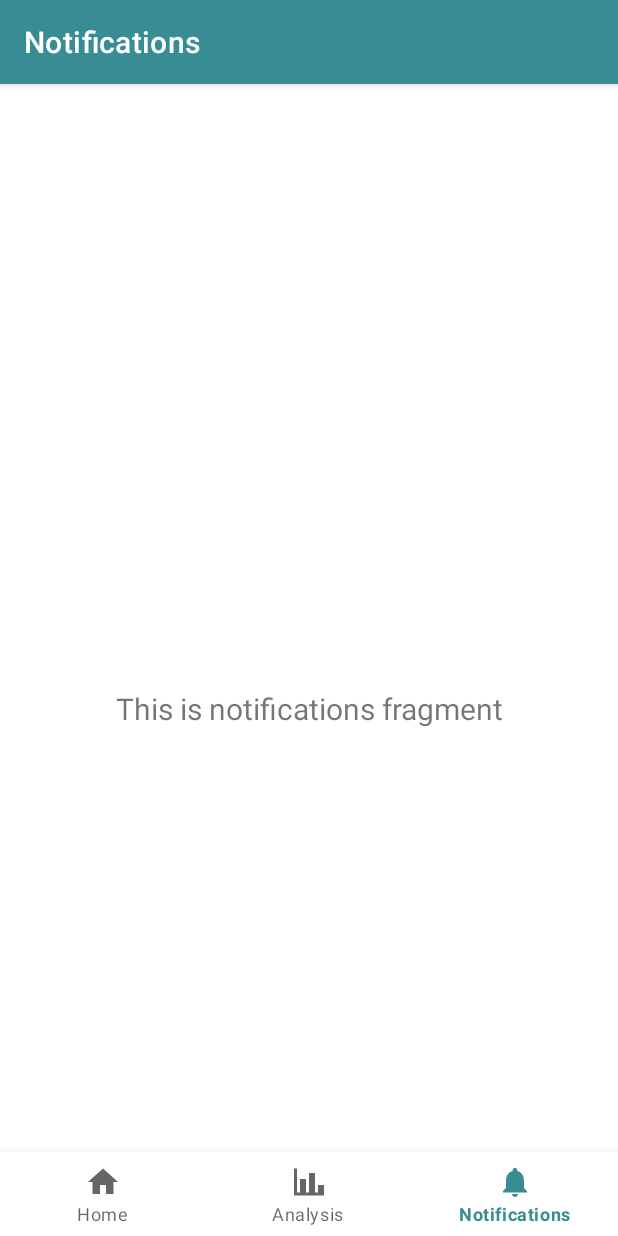
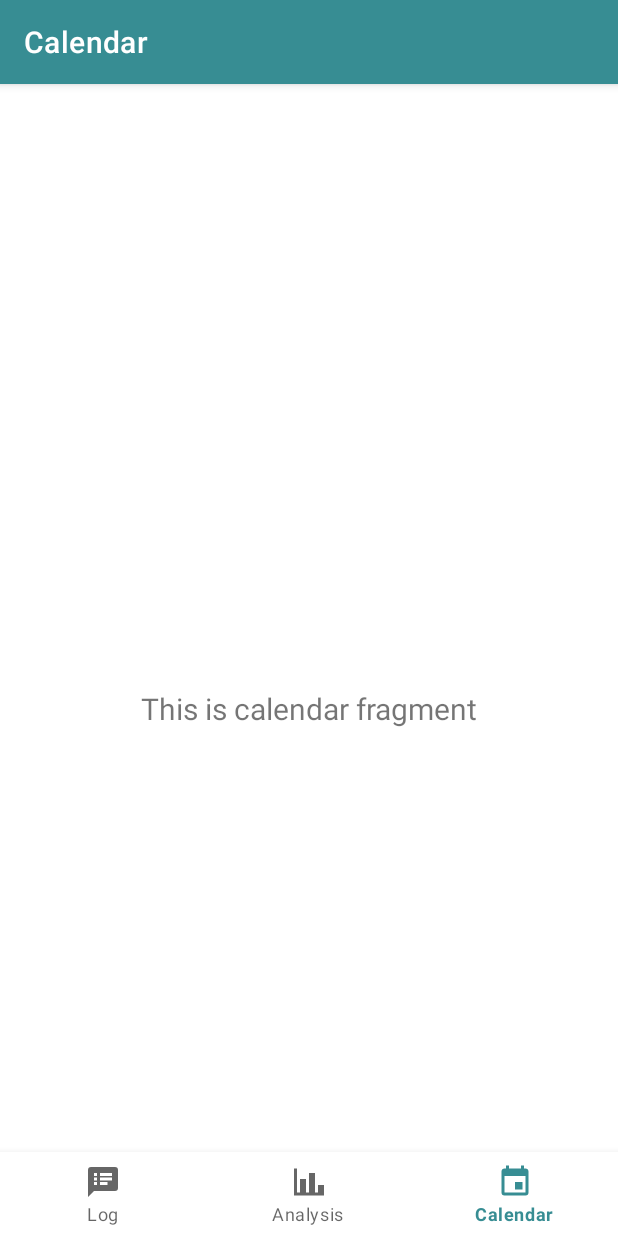
Before and after one commit to alakhalil/Mobile-interactions, an Android app: the CalendarFragment screen opened through its navigation route, on a phone screen of 412 x 824 dp. Run offline under Robolectric (Android 15) with nearby library versions, the phone set to English and light mode, and no system bars; our stand-ins replace navigation-ui.

Commit message:
add calendar to the bottom_nav_menu

```diff
--- a/MoodTracker/app/src/main/java/com/example/moodtracker/MainActivity.java
+++ b/MoodTracker/app/src/main/java/com/example/moodtracker/MainActivity.java
@@ -27,7 +27,7 @@ public class MainActivity extends AppCompatActivity {
         // Passing each menu ID as a set of Ids because each
         // menu should be considered as top level destinations.
         AppBarConfiguration appBarConfiguration = new AppBarConfiguration.Builder(
-                R.id.navigation_home, R.id.navigation_analysis, R.id.navigation_notifications)
+                R.id.navigation_home, R.id.navigation_analysis, R.id.navigation_calendar)
                 .build();
         NavController navController = Navigation.findNavController(this, R.id.nav_host_fragment_activity_main);
         NavigationUI.setupActionBarWithNavController(this, navController, appBarConfiguration);
--- a/MoodTracker/app/src/main/java/com/example/moodtracker/ui/calendar/NotificationsFragment.java
+++ b/MoodTracker/app/src/main/java/com/example/moodtracker/ui/calendar/CalendarFragment.java
@@ -10,22 +10,22 @@ import androidx.annotation.NonNull;
 import androidx.fragment.app.Fragment;
 import androidx.lifecycle.ViewModelProvider;
 
-import com.example.moodtracker.databinding.FragmentNotificationsBinding;
+import com.example.moodtracker.databinding.FragmentCalendarBinding;
 
-public class NotificationsFragment extends Fragment {
+public class CalendarFragment extends Fragment {
 
-    private FragmentNotificationsBinding binding;
+    private FragmentCalendarBinding binding;
 
     public View onCreateView(@NonNull LayoutInflater inflater,
                              ViewGroup container, Bundle savedInstanceState) {
-        NotificationsViewModel notificationsViewModel =
-                new ViewModelProvider(this).get(NotificationsViewModel.class);
+        CalendarViewModel calendarViewModel =
+                new ViewModelProvider(this).get(CalendarViewModel.class);
 
-        binding = FragmentNotificationsBinding.inflate(inflater, container, false);
+        binding = FragmentCalendarBinding.inflate(inflater, container, false);
         View root = binding.getRoot();
 
-        final TextView textView = binding.textNotifications;
-        notificationsViewModel.getText().observe(getViewLifecycleOwner(), textView::setText);
+        final TextView textView = binding.textCalendar;
+        calendarViewModel.getText().observe(getViewLifecycleOwner(), textView::setText);
         return root;
     }
 
--- a/MoodTracker/app/src/main/java/com/example/moodtracker/ui/calendar/NotificationsViewModel.java
+++ b/MoodTracker/app/src/main/java/com/example/moodtracker/ui/calendar/CalendarViewModel.java
@@ -4,13 +4,13 @@ import androidx.lifecycle.LiveData;
 import androidx.lifecycle.MutableLiveData;
 import androidx.lifecycle.ViewModel;
 
-public class NotificationsViewModel extends ViewModel {
+public class CalendarViewModel extends ViewModel {
 
     private final MutableLiveData<String> mText;
 
-    public NotificationsViewModel() {
+    public CalendarViewModel() {
         mText = new MutableLiveData<>();
-        mText.setValue("This is notifications fragment");
+        mText.setValue("This is calendar fragment");
     }
 
     public LiveData<String> getText() {
--- /dev/null
+++ b/MoodTracker/app/src/main/res/drawable/calendar.xml
@@ -0,0 +1,8 @@
+<!-- drawable/calendar.xml -->
+<vector xmlns:android="http://schemas.android.com/apk/res/android"
+    android:height="24dp"
+    android:width="24dp"
+    android:viewportWidth="24"
+    android:viewportHeight="24">
+    <path android:fillColor="#000" android:pathData="M19,19H5V8H19M16,1V3H8V1H6V3H5C3.89,3 3,3.89 3,5V19A2,2 0 0,0 5,21H19A2,2 0 0,0 21,19V5C21,3.89 20.1,3 19,3H18V1M17,12H12V17H17V12Z" />
+</vector>
--- a/MoodTracker/app/src/main/res/drawable/ic_dashboard_black_24dp.xml
+++ /dev/null
@@ -1,9 +0,0 @@
-<vector xmlns:android="http://schemas.android.com/apk/res/android"
-    android:width="24dp"
-    android:height="24dp"
-    android:viewportWidth="24.0"
-    android:viewportHeight="24.0">
-    <path
-        android:fillColor="#FF000000"
-        android:pathData="M3,13h8L11,3L3,3v10zM3,21h8v-6L3,15v6zM13,21h8L21,11h-8v10zM13,3v6h8L21,3h-8z" />
-</vector>
--- /dev/null
+++ b/MoodTracker/app/src/main/res/drawable/message.xml
@@ -0,0 +1,8 @@
+<!-- drawable/message_bulleted.xml -->
+<vector xmlns:android="http://schemas.android.com/apk/res/android"
+    android:height="24dp"
+    android:width="24dp"
+    android:viewportWidth="24"
+    android:viewportHeight="24">
+    <path android:fillColor="#000" android:pathData="M20,2H4A2,2 0 0,0 2,4V22L6,18H20A2,2 0 0,0 22,16V4A2,2 0 0,0 20,2M8,14H6V12H8V14M8,11H6V9H8V11M8,8H6V6H8V8M15,14H10V12H15V14M18,11H10V9H18V11M18,8H10V6H18V8Z" />
+</vector>
--- a/MoodTracker/app/src/main/res/layout/fragment_notifications.xml
+++ b/MoodTracker/app/src/main/res/layout/fragment_calendar.xml
@@ -4,10 +4,10 @@
     xmlns:tools="http://schemas.android.com/tools"
     android:layout_width="match_parent"
     android:layout_height="match_parent"
-    tools:context=".ui.calendar.NotificationsFragment">
+    tools:context=".ui.calendar.CalendarFragment">
 
     <TextView
-        android:id="@+id/text_notifications"
+        android:id="@+id/text_calendar"
         android:layout_width="match_parent"
         android:layout_height="wrap_content"
         android:layout_marginStart="8dp"
--- a/MoodTracker/app/src/main/res/menu/bottom_nav_menu.xml
+++ b/MoodTracker/app/src/main/res/menu/bottom_nav_menu.xml
@@ -3,7 +3,7 @@
 
     <item
         android:id="@+id/navigation_home"
-        android:icon="@drawable/ic_home_black_24dp"
+        android:icon="@drawable/message"
         android:title="@string/title_home" />
 
     <item
@@ -12,8 +12,8 @@
         android:title="@string/title_analysis" />
 
     <item
-        android:id="@+id/navigation_notifications"
-        android:icon="@drawable/ic_notifications_black_24dp"
-        android:title="@string/title_notifications" />
+        android:id="@+id/navigation_calendar"
+        android:icon="@drawable/calendar"
+        android:title="@string/title_calendar" />
 
 </menu>
--- a/MoodTracker/app/src/main/res/navigation/mobile_navigation.xml
+++ b/MoodTracker/app/src/main/res/navigation/mobile_navigation.xml
@@ -19,8 +19,8 @@
 
 
     <fragment
-        android:id="@+id/navigation_notifications"
-        android:name="com.example.moodtracker.ui.calendar.NotificationsFragment"
-        android:label="@string/title_notifications"
-        tools:layout="@layout/fragment_notifications" />
+        android:id="@+id/navigation_calendar"
+        android:name="com.example.moodtracker.ui.calendar.CalendarFragment"
+        android:label="@string/title_calendar"
+        tools:layout="@layout/fragment_calendar" />
 </navigation>
--- a/MoodTracker/app/src/main/res/values/strings.xml
+++ b/MoodTracker/app/src/main/res/values/strings.xml
@@ -1,6 +1,6 @@
 <resources>
     <string name="app_name">MoodTracker</string>
-    <string name="title_home">Home</string>
-    <string name="title_notifications">Notifications</string>
+    <string name="title_home">Log</string>
+    <string name="title_calendar">Calendar</string>
     <string name="title_analysis">Analysis</string>
 </resources>
```
